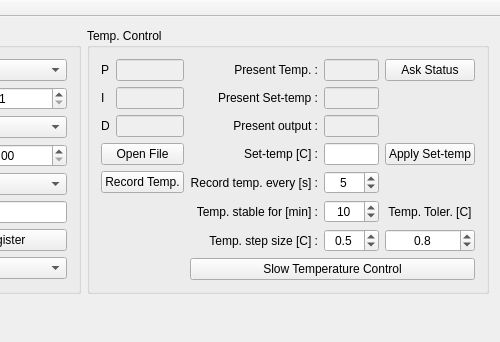
Old version of the form mainwindow.ui in the repository TripletESR/Omron_PID; both pictures show x 332 to 832 and y 0 to 342 of the 832 by 681 pixel window.
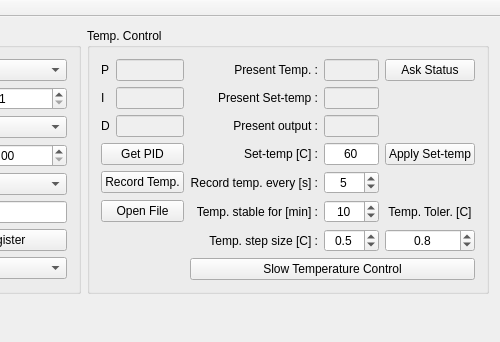
New version of the form. Custom widgets are drawn as their Qt base class.

Commit message: added getPID button, AskStatus will not getPID

The edit to the form file:
```diff
--- a/mainwindow.ui
+++ b/mainwindow.ui
@@ -23,6 +23,9 @@
       <layout class="QGridLayout" name="gridLayout_3" columnstretch="1,0,0,0,0">
        <item row="3" column="3">
         <widget class="QLineEdit" name="lineEdit_SV">
+         <property name="text">
+          <string>60</string>
+         </property>
          <property name="alignment">
           <set>Qt::AlignCenter</set>
          </property>
@@ -293,9 +296,9 @@
         </widget>
        </item>
        <item row="3" column="0" colspan="2">
-        <widget class="QPushButton" name="pushButton_OpenFile">
+        <widget class="QPushButton" name="pushButton_GetPID">
          <property name="text">
-          <string>Open File</string>
+          <string>Get PID</string>
          </property>
         </widget>
        </item>
@@ -306,6 +309,13 @@
          </property>
         </widget>
        </item>
+       <item row="5" column="0" colspan="2">
+        <widget class="QPushButton" name="pushButton_OpenFile">
+         <property name="text">
+          <string>Open File</string>
+         </property>
+        </widget>
+       </item>
       </layout>
      </widget>
     </item>
```
The commit also changes 2 other files.
